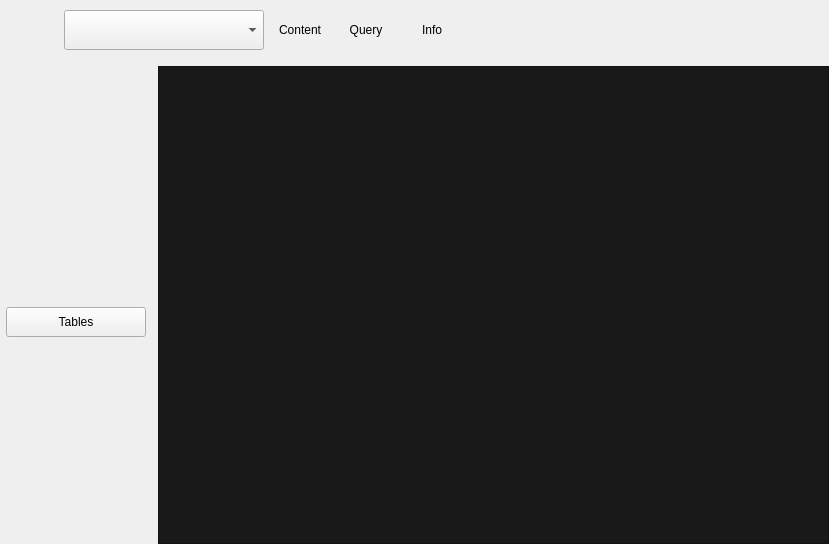
Old version of the form app/views/MainLayout.ui in the repository snorlax95/Goofy-SQL.
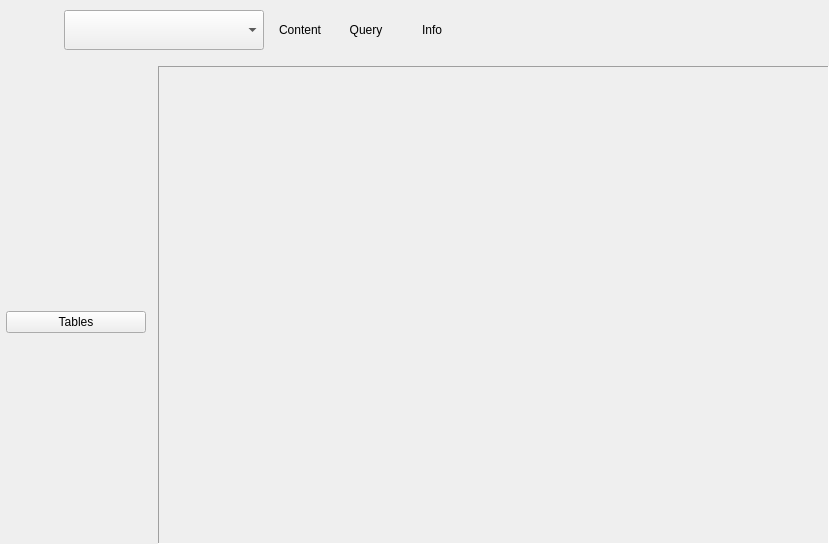
New version of the form. Icons and pictures are not drawn.

Commit message: deleting ssh tunnel upon window closing

```diff
--- a/app/views/MainLayout.ui
+++ b/app/views/MainLayout.ui
@@ -32,29 +32,6 @@
    <property name="bottomMargin">
     <number>0</number>
    </property>
-   <item row="1" column="3">
-    <layout class="QVBoxLayout" name="MainLayout">
-     <item>
-      <widget class="QFrame" name="MainFrame">
-       <property name="sizePolicy">
-        <sizepolicy hsizetype="Expanding" vsizetype="Expanding">
-         <horstretch>0</horstretch>
-         <verstretch>0</verstretch>
-        </sizepolicy>
-       </property>
-       <property name="styleSheet">
-        <string notr="true">background-color: rgb(25, 25, 25);</string>
-       </property>
-       <property name="frameShape">
-        <enum>QFrame::StyledPanel</enum>
-       </property>
-       <property name="frameShadow">
-        <enum>QFrame::Raised</enum>
-       </property>
-      </widget>
-     </item>
-    </layout>
-   </item>
    <item row="1" column="1">
     <widget class="QFrame" name="frame">
      <property name="sizePolicy">
@@ -99,13 +76,13 @@
          <property name="minimumSize">
           <size>
            <width>140</width>
-           <height>30</height>
+           <height>15</height>
           </size>
          </property>
          <property name="maximumSize">
           <size>
            <width>130</width>
-           <height>30</height>
+           <height>16777215</height>
           </size>
          </property>
          <property name="styleSheet">
@@ -384,6 +361,26 @@
      </layout>
     </widget>
    </item>
+   <item row="1" column="3">
+    <widget class="QFrame" name="MainFrame">
+     <property name="sizePolicy">
+      <sizepolicy hsizetype="Expanding" vsizetype="Expanding">
+       <horstretch>0</horstretch>
+       <verstretch>0</verstretch>
+      </sizepolicy>
+     </property>
+     <property name="styleSheet">
+      <string notr="true"/>
+     </property>
+     <property name="frameShape">
+      <enum>QFrame::Panel</enum>
+     </property>
+     <property name="frameShadow">
+      <enum>QFrame::Sunken</enum>
+     </property>
+     <layout class="QVBoxLayout" name="MainLayout"/>
+    </widget>
+   </item>
   </layout>
  </widget>
  <resources/>
```
The commit also changes 3 other files.
